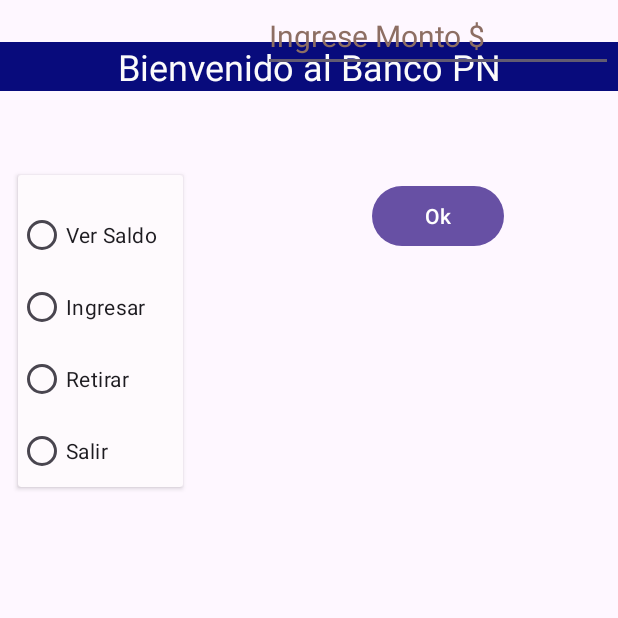
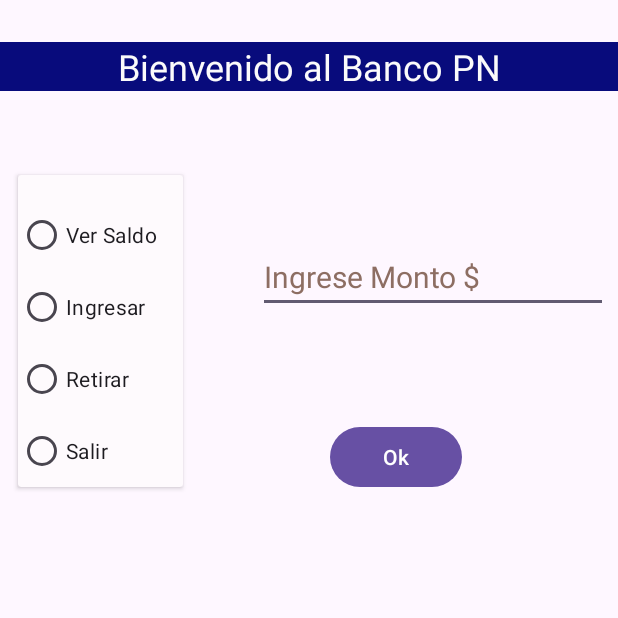
Before and after one commit to SergioM-F/Individual14_Mod5, an Android app: the screen it shows after launch (MainActivity), on a phone screen of 412 x 824 dp, the top half of it. Run offline under Robolectric (Android 15) with nearby library versions, the phone set to English and light mode, and no system bars.

Commit message:
Diseño y app Ok

```diff
--- a/app/build.gradle
+++ b/app/build.gradle
@@ -30,6 +30,10 @@ android {
     kotlinOptions {
         jvmTarget = '1.8'
     }
+    buildFeatures {
+        viewBinding true
+    }
+
 }
 
 dependencies {
--- a/app/src/main/java/cl/samf/individual14_mod5/MainActivity.kt
+++ b/app/src/main/java/cl/samf/individual14_mod5/MainActivity.kt
@@ -2,10 +2,49 @@ package cl.samf.individual14_mod5
 
 import androidx.appcompat.app.AppCompatActivity
 import android.os.Bundle
+import android.widget.Toast
+import cl.samf.individual14_mod5.databinding.ActivityMainBinding
 
 class MainActivity : AppCompatActivity() {
+    private lateinit var binding: ActivityMainBinding
+    private var saldo = 0
+
     override fun onCreate(savedInstanceState: Bundle?) {
         super.onCreate(savedInstanceState)
-        setContentView(R.layout.activity_main)
+        binding = ActivityMainBinding.inflate(layoutInflater)
+        setContentView(binding.root)
+
+        binding.buttonOk.setOnClickListener {
+
+            when (binding.radioGroup.checkedRadioButtonId) {
+                R.id.radioButtonSaldo ->
+                    binding.editTextMonto.setText(saldo.toString())
+
+                R.id.radioButtonIngresar ->
+                    ingresarSaldo()
+
+                R.id.radioButtonRetirar ->
+                    retirarSaldo()
+
+                R.id.radioButtonSalir -> finish()
+        }
+
+         }
+    }
+
+    private fun retirarSaldo() {
+        val monto = binding.editTextMonto.text.toString().toInt()
+        if (monto <= saldo) {
+            saldo -= monto
+            Toast.makeText(this, "Su saldo a sido actualizado", Toast.LENGTH_LONG).show()
+        } else {
+            Toast.makeText(this, "El monto a retirar supera el saldo", Toast.LENGTH_LONG).show()
+        }
+    }
+
+    private fun ingresarSaldo() {
+        saldo += binding.editTextMonto.text.toString().toInt()
+        Toast.makeText(this, "Su saldo a sido actualizado", Toast.LENGTH_LONG).show()
+
     }
 }
--- a/app/src/main/res/layout/activity_main.xml
+++ b/app/src/main/res/layout/activity_main.xml
@@ -65,20 +65,22 @@
     </androidx.cardview.widget.CardView>
 
     <EditText
-        android:id="@+id/editTextSup"
+        android:id="@+id/editTextMonto"
         android:layout_width="wrap_content"
         android:layout_height="wrap_content"
         android:layout_marginStart="50dp"
+        android:layout_marginTop="100dp"
         android:autofillHints=""
         android:ems="10"
         android:hint="@string/ingrese_monto"
-        android:inputType="text"
+        android:inputType="number"
         android:textColorHint="#8D6E63"
         android:textSize="20sp"
         app:layout_constraintEnd_toEndOf="@+id/textViewTitulo"
+        app:layout_constraintHorizontal_bias="0.0"
         app:layout_constraintStart_toEndOf="@+id/cardView"
-        tools:ignore="MissingConstraints"
-        tools:layout_editor_absoluteY="156dp" />
+        app:layout_constraintTop_toBottomOf="@+id/textViewTitulo"
+        tools:ignore="MissingConstraints" />
 
     <Button
         android:id="@+id/buttonOk"
@@ -86,8 +88,8 @@
         android:layout_height="wrap_content"
         android:layout_marginTop="72dp"
         android:text="@string/ok"
-        app:layout_constraintEnd_toEndOf="@+id/editTextSup"
-        app:layout_constraintStart_toStartOf="@+id/editTextSup"
-        app:layout_constraintTop_toBottomOf="@+id/editTextSup"
+        app:layout_constraintEnd_toEndOf="@+id/editTextMonto"
+        app:layout_constraintStart_toEndOf="@+id/cardView"
+        app:layout_constraintTop_toBottomOf="@+id/editTextMonto"
         tools:ignore="MissingConstraints" />
 </androidx.constraintlayout.widget.ConstraintLayout>
```
